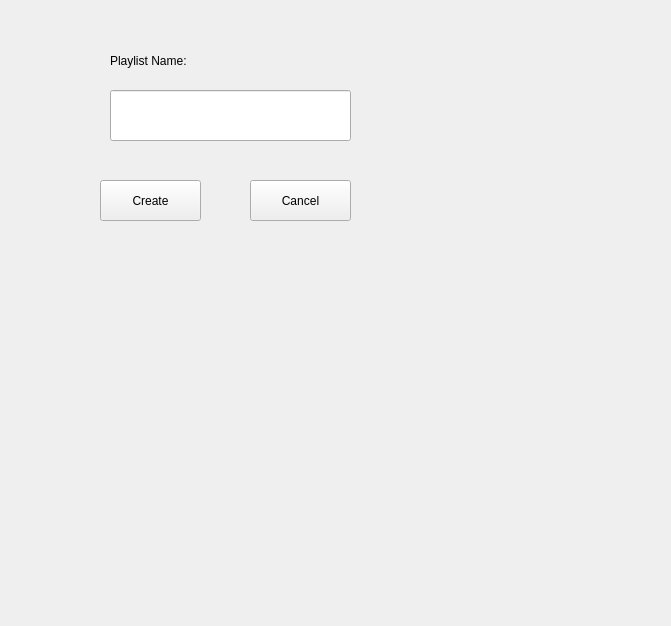
Above: createplaylistwindow.ui from Fatemehasadi86/spotify1 before the change. Below: the same form after it.
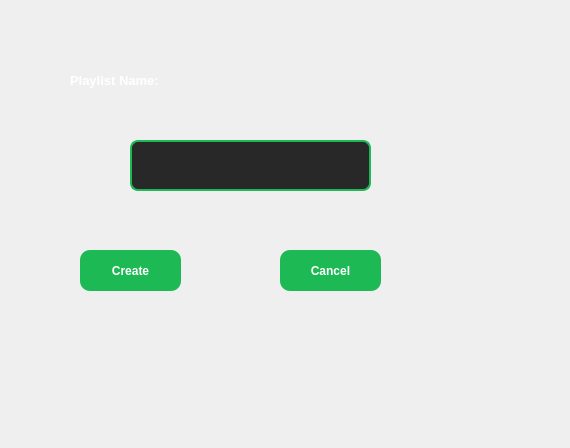
That is the form after the change.

```diff
--- a/createplaylistwindow.ui
+++ b/createplaylistwindow.ui
@@ -6,22 +6,61 @@
    <rect>
     <x>0</x>
     <y>0</y>
-    <width>671</width>
-    <height>626</height>
+    <width>570</width>
+    <height>448</height>
    </rect>
   </property>
   <property name="windowTitle">
    <string>Form</string>
   </property>
+  <property name="styleSheet">
+   <string notr="true">QLineEdit{
+    background:#282828;
+    border:2px solid #1DB954;
+    border-radius:8px;
+    color:white;
+    padding:6px;
+} QLabel{
+    color:white;
+    font-weight:bold;
+}  QPushButton{
+    background-color:#1DB954;
+    color:white;
+    border:none;
+    border-radius:10px;
+    padding:8px;
+    font-weight:bold;
+}
+
+QPushButton:hover{
+    background:#1ED760;
+}
+
+QPushButton:pressed{
+    background:#169C46;
+}</string>
+  </property>
   <widget class="QLabel" name="label">
    <property name="geometry">
     <rect>
-     <x>110</x>
-     <y>20</y>
+     <x>70</x>
+     <y>40</y>
      <width>201</width>
      <height>81</height>
     </rect>
    </property>
+   <property name="styleSheet">
+    <string notr="true">QLabel{
+    color:qlineargradient(
+        x1:0,y1:0,x2:1,y2:0,
+        stop:0 #1DB954,
+        stop:0.5 #5CFF9D,
+        stop:1 #1DB954);
+    font-size:10pt;
+    font-weight:900;
+    font-family:&quot;Segoe UI&quot;;
+}</string>
+   </property>
    <property name="text">
     <string>Playlist Name:</string>
    </property>
@@ -29,18 +68,21 @@
   <widget class="QLineEdit" name="lineEdit">
    <property name="geometry">
     <rect>
-     <x>110</x>
-     <y>90</y>
+     <x>130</x>
+     <y>140</y>
      <width>241</width>
      <height>51</height>
     </rect>
    </property>
+   <property name="styleSheet">
+    <string notr="true"/>
+   </property>
   </widget>
   <widget class="QPushButton" name="pushButton">
    <property name="geometry">
     <rect>
-     <x>100</x>
-     <y>180</y>
+     <x>80</x>
+     <y>250</y>
      <width>101</width>
      <height>41</height>
     </rect>
@@ -52,8 +94,8 @@
   <widget class="QPushButton" name="pushButton_2">
    <property name="geometry">
     <rect>
-     <x>250</x>
-     <y>180</y>
+     <x>280</x>
+     <y>250</y>
      <width>101</width>
      <height>41</height>
     </rect>
```
